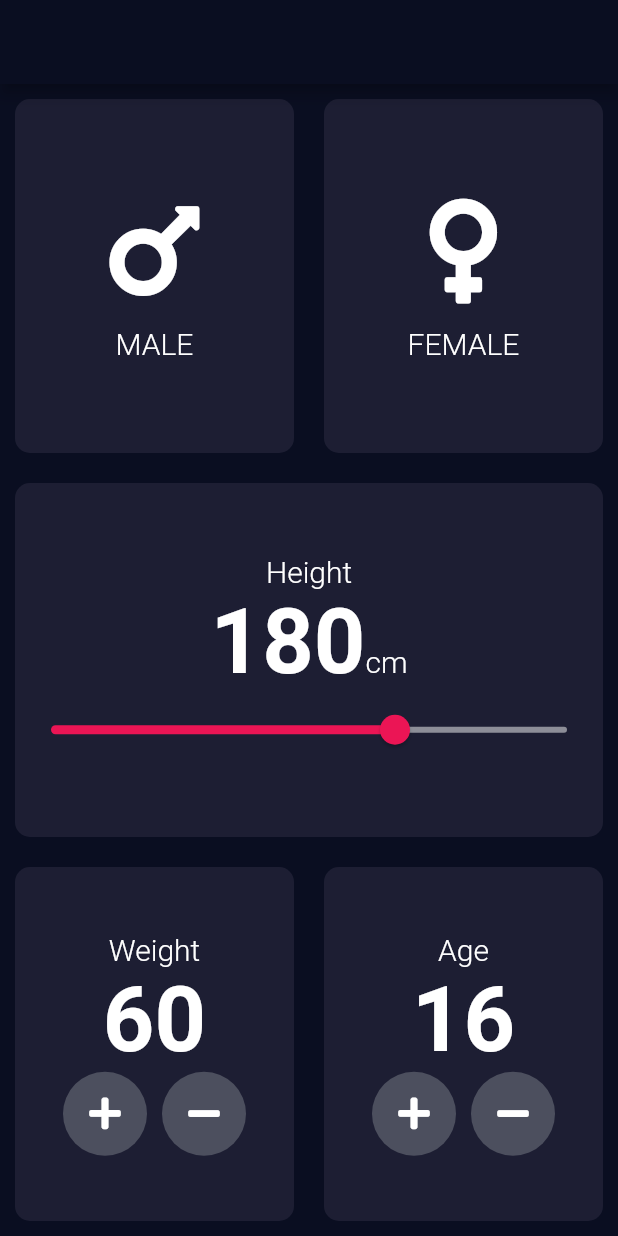
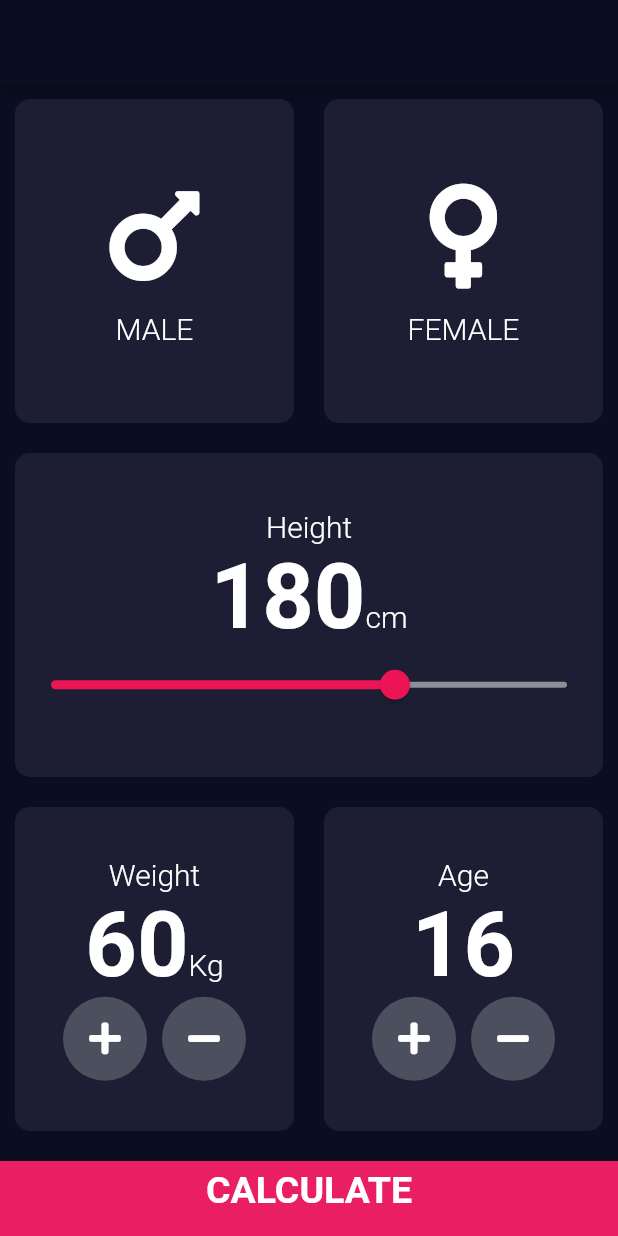
Before and after one commit to navdeepblock8/BMI-CALCULATOR, a Flutter app: the screen it shows after launch, on a phone screen of 412 x 824 dp. Run offline on Flutter 3.47's test engine with Material 2 defaults, Android fonts, the phone set to English and light mode, and no system bars; our stand-ins replace font_awesome_flutter.

```diff
--- /dev/null
+++ b/lib/components/bottomButton.dart
@@ -0,0 +1,29 @@
+import 'package:flutter/material.dart';
+import '../constants.dart';
+class bottomButton extends StatelessWidget {
+
+  bottomButton({@required this.buttonLabel, this.ontap});
+  final String buttonLabel;
+  final Function ontap;
+
+  @override
+  Widget build(BuildContext context) {
+    return GestureDetector(
+      onTap: ontap,
+      child: Container(
+        child: Center(
+          child: Text(
+
+            buttonLabel,
+            style: kbuttonTextStyle,
+          ),
+        ),
+        color: Colors.pink,
+        margin: EdgeInsets.only(top: 10.0),
+        padding: EdgeInsets.only(top:5.0,bottom: 20.0),
+        width: double.infinity,
+        height: 50.0,
+      ),
+    );
+  }
+}
--- a/lib/icon_content.dart
+++ b/lib/components/icon_content.dart
@@ -1,5 +1,5 @@
 import 'package:flutter/material.dart';
-import 'constants.dart';
+import '../constants.dart';
 class icon_content extends StatelessWidget {
   icon_content({this.icon,this.label});
 
--- a/lib/constants.dart
+++ b/lib/constants.dart
@@ -10,3 +10,11 @@ const knumberStyle = TextStyle(
   fontSize: 60.0,
   fontWeight: FontWeight.bold,
 );
+const kbuttonTextStyle = TextStyle(
+  fontSize: 25.0,
+  fontWeight: FontWeight.w600
+);
+const ktitlestyle = TextStyle(
+  fontSize: 50.0,
+  fontWeight: FontWeight.w600,
+);
--- a/lib/main.dart
+++ b/lib/main.dart
@@ -1,5 +1,5 @@
 import 'package:flutter/material.dart';
-import 'inputpage.dart';
+import './pages/inputpage.dart';
 void main() {
   runApp(BMICAL());
 
--- a/lib/inputpage.dart
+++ b/lib/pages/inputpage.dart
@@ -1,9 +1,12 @@
+import '../pages/resultpage.dart';
 import 'package:flutter/cupertino.dart';
 import 'package:flutter/material.dart';
 import 'package:font_awesome_flutter/font_awesome_flutter.dart';
-import 'icon_content.dart';
-import 'reusable_card.dart';
-import 'constants.dart';
+import 'package:bmicalculator/components/icon_content.dart';
+import 'package:bmicalculator/components/reusable_card.dart';
+import '../constants.dart';
+import '../components/bottomButton.dart';
+import '../calculations.dart';
 enum Gender {
   male,
   female
@@ -105,9 +108,21 @@ class _InputPageState extends State<InputPage> {
                           'Weight',
                           style: kiconTextStyle,
                         ),
-                        Text(
-                          userweight.toString(),
-                          style: knumberStyle,
+                        Row(
+                          mainAxisAlignment: MainAxisAlignment.center,
+                          crossAxisAlignment: CrossAxisAlignment.baseline,
+                          textBaseline: TextBaseline.alphabetic,
+                          children: <Widget>[
+                            Text(
+                            userweight.toString(),
+                            style: knumberStyle,
+                          ),
+                            Text(
+                              'Kg',
+                              style: kiconTextStyle,
+
+                            )
+                          ],
                         ),
                         Row(
                           mainAxisAlignment: MainAxisAlignment.center,
@@ -183,11 +198,16 @@ class _InputPageState extends State<InputPage> {
               ],
             ),
           ),
+          bottomButton(buttonLabel: 'CALCULATE',ontap: (){
+            Calculatorbrain calc = Calculatorbrain(height:userheight,weight:userweight);
+
+            Navigator.push(context, MaterialPageRoute(builder: (context)=>ResultPage(bmiresult: calc.calculateBmi(),result: calc.getResult(),moreresult: calc.getmoreResult(),)));},)
         ],
       ),
     );
   }
 }
+
 
 class RoundIconButton extends StatelessWidget {
   RoundIconButton({@required this.icon, @required this.onpress});
```
Also changed, not shown: lib/calculations.dart (added, +34 -0 lines), lib/pages/resultpage.dart (added, +56 -0 lines), lib/components/reusable_card.dart (renamed from lib/reusable_card.dart), 1 other file.
